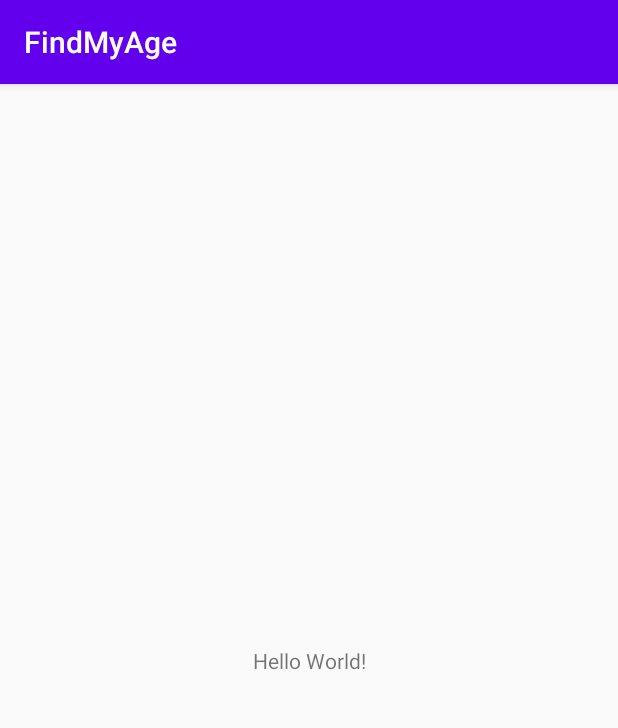
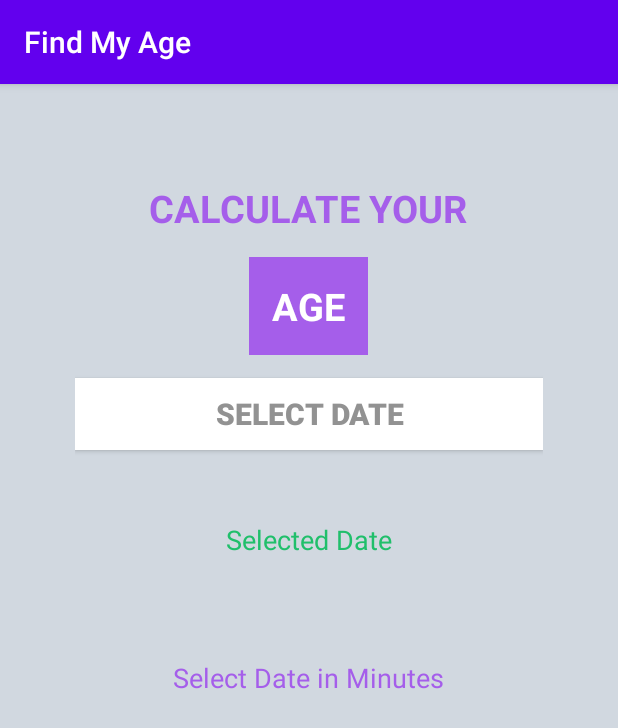
Before and after one commit to tsyanuri/FindMyAge-App, an Android app: the screen it shows after launch (MainActivity), on a phone screen of 412 x 824 dp. Shown: the top 728 px of the screen. Run offline under Robolectric (Android 15) with nearby library versions, the phone set to English and light mode, and no system bars.

Commit message:
Finalizing the UI of Age Calculator App

```diff
--- a/app/src/main/res/layout/activity_main.xml
+++ b/app/src/main/res/layout/activity_main.xml
@@ -1,18 +1,76 @@
 <?xml version="1.0" encoding="utf-8"?>
-<androidx.constraintlayout.widget.ConstraintLayout xmlns:android="http://schemas.android.com/apk/res/android"
+<LinearLayout xmlns:android="http://schemas.android.com/apk/res/android"
     xmlns:app="http://schemas.android.com/apk/res-auto"
     xmlns:tools="http://schemas.android.com/tools"
     android:layout_width="match_parent"
     android:layout_height="match_parent"
+    android:gravity="center_horizontal"
+    android:orientation="vertical"
+    android:padding="50dp"
+    android:background="@color/color_background"
     tools:context=".MainActivity">
 
     <TextView
         android:layout_width="wrap_content"
         android:layout_height="wrap_content"
-        android:text="Hello World!"
-        app:layout_constraintBottom_toBottomOf="parent"
-        app:layout_constraintLeft_toLeftOf="parent"
-        app:layout_constraintRight_toRightOf="parent"
-        app:layout_constraintTop_toTopOf="parent" />
+        android:layout_marginTop="15dp"
+        android:text="@string/calculate_your_age"
+        android:textColor="@color/textColor"
+        android:textSize="25sp"
+        android:textStyle="bold"/>
 
-</androidx.constraintlayout.widget.ConstraintLayout>
+    <TextView
+        android:id="@+id/textView"
+        android:layout_width="wrap_content"
+        android:layout_height="wrap_content"
+        android:layout_marginTop="15dp"
+        android:text="@string/age"
+        android:padding="15dp"
+        android:textColor="@color/txtColorAge"
+        android:background="@color/textBackground"
+        android:textSize="25sp"
+        android:textStyle="bold" />
+
+    <Button
+        android:id="@+id/btnDatePicker"
+        android:layout_width="match_parent"
+        android:layout_height="wrap_content"
+        android:text="@string/select_date"
+        android:layout_marginTop="15dp"
+        android:background="@color/txtColorAge"
+        android:textStyle="bold"
+        android:textSize="20sp"
+        android:textColor="@color/selectdateColor"
+        />
+
+    <TextView
+        android:id="@+id/tvSelectDate"
+        android:layout_width="wrap_content"
+        android:layout_height="wrap_content"
+        android:textColor="@color/selectdate"
+        android:layout_marginTop="20sp"
+        android:textSize="20sp"/>
+
+    <TextView
+        android:layout_width="wrap_content"
+        android:layout_height="wrap_content"
+        android:textColor="@color/selectedColor"
+        android:text="@string/selected_date"
+        android:textSize="18sp"/>
+
+    <TextView
+        android:id="@+id/tvSelectDateInMinutes"
+        android:layout_width="wrap_content"
+        android:layout_height="wrap_content"
+        android:textColor="@color/selectdate"
+        android:layout_marginTop="20sp"
+        android:textSize="35sp"/>
+
+    <TextView
+        android:layout_width="wrap_content"
+        android:layout_height="wrap_content"
+        android:textColor="@color/textBackground"
+        android:text="Select Date in Minutes"
+        android:textSize="18sp"/>
+
+</LinearLayout>
--- a/app/src/main/res/values/colors.xml
+++ b/app/src/main/res/values/colors.xml
@@ -3,4 +3,11 @@
     <color name="colorPrimary">#6200EE</color>
     <color name="colorPrimaryDark">#3700B3</color>
     <color name="colorAccent">#03DAC5</color>
+    <color name="textColor">#a55eea</color>
+    <color name="color_background">#d1d8e0</color>
+    <color name="textBackground">#a55eea</color>
+    <color name="txtColorAge">#FFFF</color>
+    <color name="selectdateColor">#929292</color>
+    <color name="selectdate">#844046</color>
+    <color name="selectedColor">#20bf6b</color>
 </resources>
--- a/app/src/main/res/values/strings.xml
+++ b/app/src/main/res/values/strings.xml
@@ -1,3 +1,8 @@
 <resources>
-    <string name="app_name">FindMyAge</string>
+    <string name="app_name">Find My Age</string>
+    <string name="calculate_your_age">CALCULATE YOUR</string>
+    <string name="age">AGE</string>
+    <string name="select_date">Select Date</string>
+    <string name="selected_date">Selected Date</string>
+    <string name="age_in_minutes">Age in Minutes</string>
 </resources>
```
